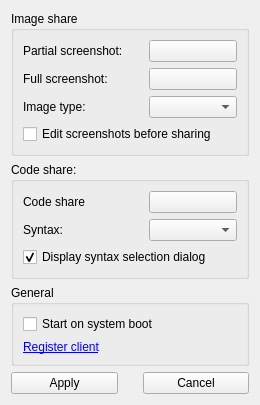
First picture: the form in client/config.ui, repository bakwc/Pastexen, before the edit.
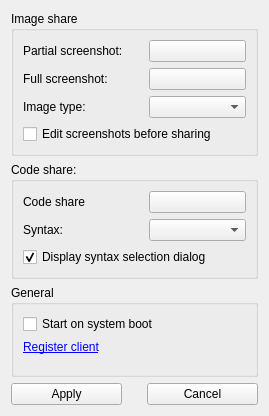
Second picture: the form after the edit. Icons and pictures are not drawn.

```diff
--- a/client/config.ui
+++ b/client/config.ui
@@ -6,8 +6,8 @@
    <rect>
     <x>0</x>
     <y>0</y>
-    <width>260</width>
-    <height>373</height>
+    <width>269</width>
+    <height>416</height>
    </rect>
   </property>
   <property name="sizePolicy">
@@ -29,7 +29,7 @@
    <iconset resource="resources.qrc">
     <normaloff>:/icons/icon.png</normaloff>:/icons/icon.png</iconset>
   </property>
-  <layout class="QVBoxLayout" name="verticalLayout" stretch="2,1,0,0">
+  <layout class="QVBoxLayout" name="verticalLayout" stretch="0,0,0,0">
    <item>
     <widget class="QGroupBox" name="groupBox_2">
      <property name="title">
@@ -166,6 +166,9 @@
       <bool>false</bool>
      </property>
      <layout class="QFormLayout" name="formLayout">
+      <property name="fieldGrowthPolicy">
+       <enum>QFormLayout::AllNonFixedFieldsGrow</enum>
+      </property>
       <item row="0" column="0">
        <widget class="QLabel" name="label_3">
         <property name="sizePolicy">
```
Left out of the diff: 4 changed lines with no effect on the pictures.
